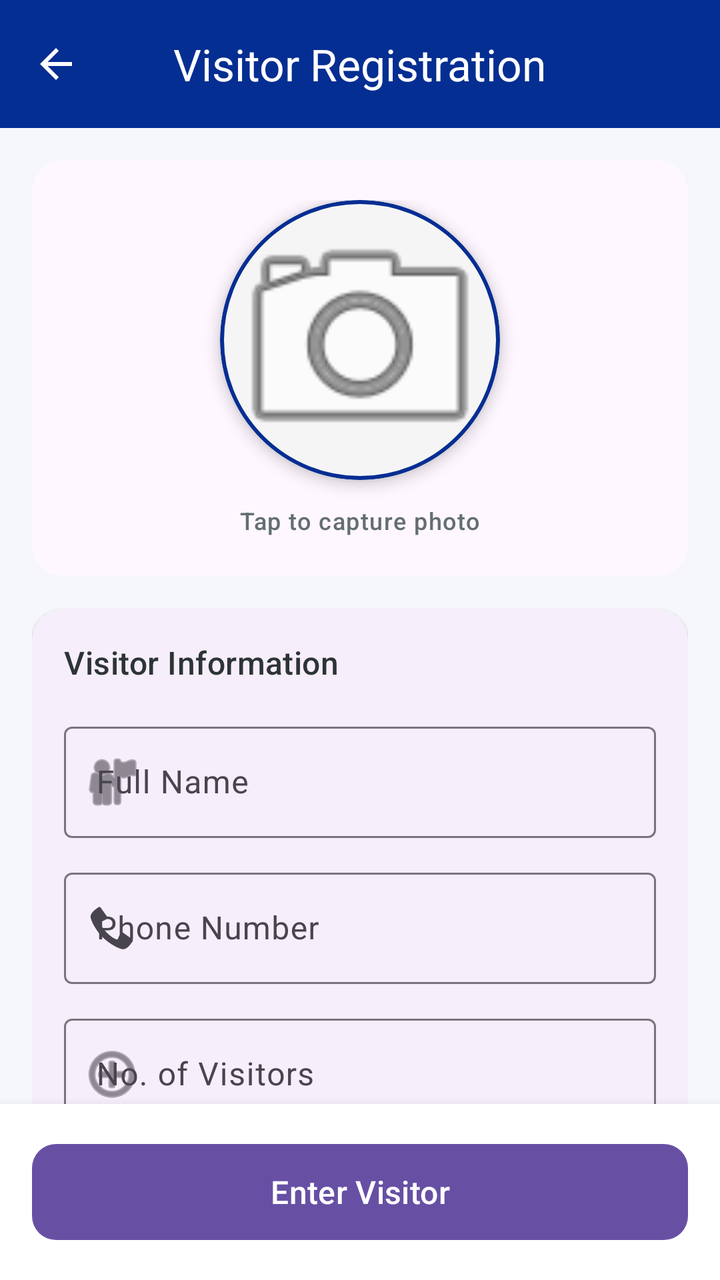
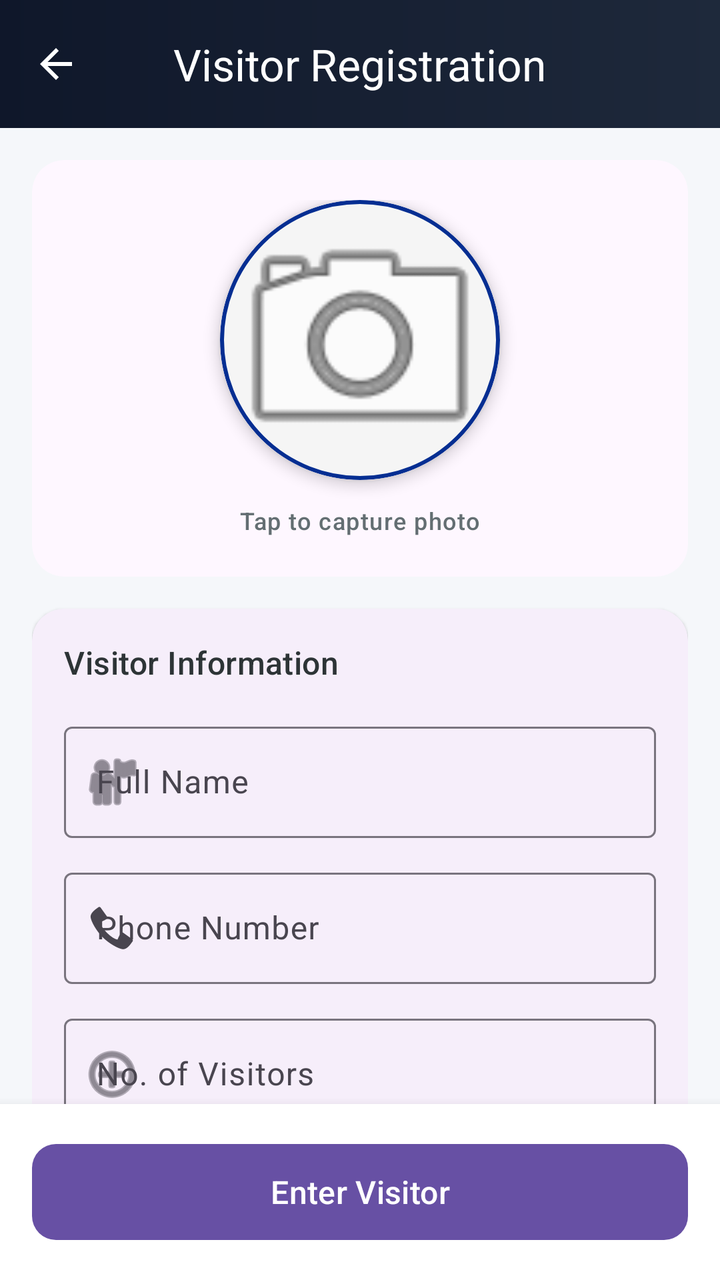

The first picture is an Android layout as it rendered before a commit; the second is the same layout after the commit. The layout source and the unified diff follow.
<!-- AndroidManifest.xml: application theme Theme.DigitalPass -->
<!-- res/layout/activity_enter_visitor.xml -->
<?xml version="1.0" encoding="utf-8"?>
<androidx.constraintlayout.widget.ConstraintLayout xmlns:android="http://schemas.android.com/apk/res/android"
    xmlns:app="http://schemas.android.com/apk/res-auto"
    xmlns:tools="http://schemas.android.com/tools"
    android:id="@+id/main"
    android:layout_width="match_parent"
    android:layout_height="match_parent"
    android:background="#F5F7FA"
    tools:context=".EnterVisitor">

    <com.google.android.material.appbar.AppBarLayout
        android:id="@+id/appBarLayout"
        android:layout_width="match_parent"
        android:layout_height="wrap_content"
        android:background="#052E92"
        app:layout_constraintTop_toTopOf="parent">

        <com.google.android.material.appbar.MaterialToolbar
            android:id="@+id/toolbar"
            android:layout_width="match_parent"
            android:layout_height="?attr/actionBarSize"
            app:navigationIcon="?attr/homeAsUpIndicator"
            app:navigationIconTint="#FFFFFF"
            app:title="Visitor Registration"
            app:titleTextColor="#FFFFFF"
            app:titleCentered="true">

            <ImageView
                android:id="@+id/editButtonBySecurity"
                android:layout_width="40dp"
                android:layout_height="40dp"
                android:layout_gravity="end"
                android:layout_marginEnd="16dp"
                android:background="?attr/selectableItemBackgroundBorderless"
                android:contentDescription="Edit"
                android:padding="8dp"
                android:src="@android:drawable/ic_menu_edit"
                android:visibility="gone"
                app:tint="#FFFFFF" />

        </com.google.android.material.appbar.MaterialToolbar>
    </com.google.android.material.appbar.AppBarLayout>

    <androidx.core.widget.NestedScrollView
        android:layout_width="match_parent"
        android:layout_height="0dp"
        android:fillViewport="true"
        app:layout_constraintBottom_toTopOf="@id/bottomActionContainer"
        app:layout_constraintTop_toBottomOf="@id/appBarLayout">

        <LinearLayout
            android:layout_width="match_parent"
            android:layout_height="wrap_content"
            android:orientation="vertical"
            android:padding="16dp">

            
            <com.google.android.material.card.MaterialCardView
                android:id="@+id/metadataCard"
                android:layout_width="match_parent"
                android:layout_height="wrap_content"
                android:layout_marginBottom="16dp"
                android:visibility="gone"
                app:cardCornerRadius="16dp"
                app:cardElevation="1dp"
                app:strokeWidth="0dp">

                <LinearLayout
                    android:layout_width="match_parent"
                    android:layout_height="wrap_content"
                    android:orientation="vertical"
                    android:padding="16dp">

                    <LinearLayout
                        android:layout_width="match_parent"
                        android:layout_height="wrap_content"
                        android:orientation="horizontal">

                        <LinearLayout
                            android:layout_width="0dp"
                            android:layout_height="wrap_content"
                            android:layout_weight="1"
                            android:orientation="vertical">

                            <TextView
                                android:layout_width="wrap_content"
                                android:layout_height="wrap_content"
                                android:text="Visitor ID"
                                android:textAllCaps="true"
                                android:textAppearance="@style/TextAppearance.Material3.LabelSmall"
                                android:textColor="#636E72" />

                            <TextView
                                android:id="@+id/visitorIdText"
                                android:layout_width="wrap_content"
                                android:layout_height="wrap_content"
                                android:text="---"
                                android:textAppearance="@style/TextAppearance.Material3.BodyLarge"
                                android:textColor="#2D3436" />
                        </LinearLayout>

                        <LinearLayout
                            android:layout_width="wrap_content"
                            android:layout_height="wrap_content"
                            android:gravity="end"
                            android:orientation="vertical">

                            <TextView
                                android:layout_width="wrap_content"
                                android:layout_height="wrap_content"
                                android:text="Status"
                                android:textAllCaps="true"
                                android:textAppearance="@style/TextAppearance.Material3.LabelSmall"
                                android:textColor="#636E72" />

                            <TextView
                                android:id="@+id/visitorStatus"
                                android:layout_width="wrap_content"
                                android:layout_height="wrap_content"
                                android:layout_marginTop="2dp"
                                android:background="@drawable/spinner_background"
                                android:paddingHorizontal="12dp"
                                android:paddingVertical="4dp"
                                android:text="New Entry"
                                android:textAppearance="@style/TextAppearance.Material3.LabelLarge"
                                android:textColor="#052E92" />
                        </LinearLayout>
                    </LinearLayout>

                    <View
                        android:layout_width="match_parent"
                        android:layout_height="1dp"
                        android:layout_marginVertical="12dp"
                        android:background="#EEEEEE" />

                    <LinearLayout
                        android:layout_width="match_parent"
                        android:layout_height="wrap_content"
                        android:orientation="horizontal">

                        <LinearLayout
                            android:layout_width="0dp"
                            android:layout_height="wrap_content"
                            android:layout_weight="1"
                            android:orientation="vertical">

                            <TextView
                                android:layout_width="wrap_content"
                                android:layout_height="wrap_content"
                                android:text="Entry Date"
                                android:textAllCaps="true"
                                android:textAppearance="@style/TextAppearance.Material3.LabelSmall"
                                android:textColor="#636E72" />

                            <TextView
                                android:id="@+id/entryDateText"
                                android:layout_width="wrap_content"
                                android:layout_height="wrap_content"
                                android:text="Today"
                                android:textAppearance="@style/TextAppearance.Material3.BodyLarge"
                                android:textColor="#2D3436" />
                        </LinearLayout>

                        <LinearLayout
                            android:layout_width="0dp"
                            android:layout_height="wrap_content"
                            android:layout_weight="1"
                            android:gravity="end"
                            android:orientation="vertical">

                            <TextView
                                android:layout_width="wrap_content"
                                android:layout_height="wrap_content"
                                android:text="Campus"
                                android:textAllCaps="true"
                                android:textAppearance="@style/TextAppearance.Material3.LabelSmall"
                                android:textColor="#636E72" />

                            <TextView
                                android:id="@+id/campusText"
                                android:layout_width="wrap_content"
                                android:layout_height="wrap_content"
                                android:text="Main Campus"
                                android:textAppearance="@style/TextAppearance.Material3.BodyLarge"
                                android:textColor="#2D3436" />
                        </LinearLayout>
                    </LinearLayout>
                </LinearLayout>
            </com.google.android.material.card.MaterialCardView>

            
            <com.google.android.material.card.MaterialCardView
                android:layout_width="match_parent"
                android:layout_height="wrap_content"
                android:layout_marginBottom="16dp"
                app:cardCornerRadius="16dp"
                app:cardElevation="0dp"
                app:strokeWidth="0dp">

                <LinearLayout
                    android:layout_width="match_parent"
                    android:layout_height="wrap_content"
                    android:gravity="center"
                    android:orientation="vertical"
                    android:padding="20dp">

                    <com.google.android.material.card.MaterialCardView
                        android:layout_width="140dp"
                        android:layout_height="140dp"
                        app:cardCornerRadius="70dp"
                        app:cardElevation="4dp"
                        app:strokeColor="#052E92"
                        app:strokeWidth="2dp">

                        <com.google.android.material.imageview.ShapeableImageView
                            android:id="@+id/visitorSecurityEnterImg"
                            android:layout_width="match_parent"
                            android:layout_height="match_parent"
                            android:background="#F5F5F5"
                            android:scaleType="centerCrop"
                            android:src="@android:drawable/ic_menu_camera"
                            app:shapeAppearanceOverlay="@style/CircleImageView" />
                    </com.google.android.material.card.MaterialCardView>

                    <TextView
                        android:id="@+id/tapToCaptureHint"
                        android:layout_width="wrap_content"
                        android:layout_height="wrap_content"
                        android:layout_marginTop="12dp"
                        android:text="Tap to capture photo"
                        android:textAppearance="@style/TextAppearance.Material3.LabelMedium"
                        android:textColor="#636E72" />
                </LinearLayout>
            </com.google.android.material.card.MaterialCardView>

            
            <com.google.android.material.card.MaterialCardView
                android:layout_width="match_parent"
                android:layout_height="wrap_content"
                android:layout_marginBottom="16dp"
                app:cardCornerRadius="16dp"
                app:cardElevation="1dp"
                app:strokeWidth="0dp">

                <LinearLayout
                    android:layout_width="match_parent"
                    android:layout_height="wrap_content"
                    android:orientation="vertical"
                    android:padding="16dp">

                    <TextView
                        android:layout_width="wrap_content"
                        android:layout_height="wrap_content"
                        android:layout_marginBottom="16dp"
                        android:text="Visitor Information"
                        android:textAppearance="@style/TextAppearance.Material3.TitleMedium"
                        android:textColor="#2D3436" />

                    <com.google.android.material.textfield.TextInputLayout
                        android:id="@+id/nameInputLayout"
                        style="@style/Widget.Material3.TextInputLayout.OutlinedBox"
                        android:layout_width="match_parent"
                        android:layout_height="wrap_content"
                        android:layout_marginBottom="12dp"
                        app:startIconDrawable="@android:drawable/ic_menu_myplaces">

                        <com.google.android.material.textfield.TextInputEditText
                            android:id="@+id/visitorName"
                            android:layout_width="match_parent"
                            android:layout_height="wrap_content"
                            android:hint="Full Name"
                            android:inputType="textPersonName" />
                    </com.google.android.material.textfield.TextInputLayout>

                    <com.google.android.material.textfield.TextInputLayout
                        android:id="@+id/phoneInputLayout"
                        style="@style/Widget.Material3.TextInputLayout.OutlinedBox"
                        android:layout_width="match_parent"
                        android:layout_height="wrap_content"
                        android:layout_marginBottom="12dp"
                        app:startIconDrawable="@android:drawable/stat_sys_phone_call">

                        <com.google.android.material.textfield.TextInputEditText
                            android:id="@+id/visitorPhone"
                            android:layout_width="match_parent"
                            android:layout_height="wrap_content"
                            android:hint="Phone Number"
                            android:maxLength="10"
                            android:inputType="phone" />
                    </com.google.android.material.textfield.TextInputLayout>

                    <com.google.android.material.textfield.TextInputLayout
                        android:id="@+id/visitorNumberInputLayout"
                        style="@style/Widget.Material3.TextInputLayout.OutlinedBox"
                        android:layout_width="match_parent"
                        android:layout_height="wrap_content"
                        app:startIconDrawable="@android:drawable/ic_menu_add">

                        <com.google.android.material.textfield.TextInputEditText
                            android:id="@+id/visitorNumber"
                            android:layout_width="match_parent"
                            android:layout_height="wrap_content"
                            android:hint="No. of Visitors"
                            android:inputType="number" />
                    </com.google.android.material.textfield.TextInputLayout>
                </LinearLayout>
            </com.google.android.material.card.MaterialCardView>

            
            <com.google.android.material.card.MaterialCardView
                android:layout_width="match_parent"
                android:layout_height="wrap_content"
                android:layout_marginBottom="16dp"
                app:cardCornerRadius="16dp"
                app:cardElevation="1dp"
                app:strokeWidth="0dp">

                <LinearLayout
                    android:layout_width="match_parent"
                    android:layout_height="wrap_content"
                    android:orientation="vertical"
                    android:padding="16dp">

                    <TextView
                        android:layout_width="wrap_content"
                        android:layout_height="wrap_content"
                        android:layout_marginBottom="16dp"
                        android:text="Visit Details"
                        android:textAppearance="@style/TextAppearance.Material3.TitleMedium"
                        android:textColor="#2D3436" />

                    <com.google.android.material.textfield.TextInputLayout
                        android:id="@+id/reasonInputLayout"
                        style="@style/Widget.Material3.TextInputLayout.OutlinedBox"
                        android:layout_width="match_parent"
                        android:layout_height="wrap_content"
                        android:layout_marginBottom="20dp"
                        app:startIconDrawable="@android:drawable/ic_menu_help">

                        <com.google.android.material.textfield.TextInputEditText
                            android:id="@+id/visitorReason"
                            android:layout_width="match_parent"
                            android:layout_height="wrap_content"
                            android:hint="Purpose of Visit" />
                    </com.google.android.material.textfield.TextInputLayout>

                    <TextView
                        android:layout_width="wrap_content"
                        android:layout_height="wrap_content"
                        android:layout_marginBottom="12dp"
                        android:text="Whom to Meet?"
                        android:textAppearance="@style/TextAppearance.Material3.LabelLarge"
                        android:textColor="#636E72" />

                    <com.google.android.material.card.MaterialCardView
                        android:layout_width="match_parent"
                        android:layout_height="wrap_content"
                        android:layout_marginBottom="12dp"
                        app:cardCornerRadius="8dp"
                        app:cardElevation="0dp"
                        app:strokeColor="#DDDDDD"
                        app:strokeWidth="1dp">

                        <SearchView
                            android:id="@+id/memberSearchToSelectMember"
                            android:layout_width="match_parent"
                            android:layout_height="wrap_content"
                            android:iconifiedByDefault="false"
                            android:queryBackground="@android:color/transparent"
                            android:queryHint="Search host..." />
                    </com.google.android.material.card.MaterialCardView>

                    <Spinner
                        android:id="@+id/departmentSpinner"
                        android:layout_width="match_parent"
                        android:layout_height="52dp"
                        android:layout_marginBottom="8dp"
                        android:background="@drawable/spinner_background"
                        android:paddingHorizontal="8dp" />

                    <TextView
                        android:id="@+id/unselectMemberText"
                        android:layout_width="wrap_content"
                        android:layout_height="wrap_content"
                        android:layout_gravity="end"
                        android:layout_marginBottom="8dp"
                        android:text="Clear Selection"
                        android:textAppearance="@style/TextAppearance.Material3.LabelLarge"
                        android:textColor="#D63031"
                        android:visibility="gone" />

                    <androidx.recyclerview.widget.RecyclerView
                        android:id="@+id/memberSearchBySecurityRecyclerView"
                        android:layout_width="match_parent"
                        android:layout_height="wrap_content"
                        android:nestedScrollingEnabled="false"
                        tools:itemCount="1"
                        tools:listitem="@layout/historyitem" />
                </LinearLayout>
            </com.google.android.material.card.MaterialCardView>

            
            <com.google.android.material.card.MaterialCardView
                android:layout_width="match_parent"
                android:layout_height="wrap_content"
                android:layout_marginBottom="16dp"
                app:cardCornerRadius="16dp"
                app:cardElevation="0dp"
                app:strokeWidth="0dp">

                <LinearLayout
                    android:layout_width="match_parent"
                    android:layout_height="wrap_content"
                    android:orientation="vertical"
                    android:padding="8dp">

                    <com.google.android.material.button.MaterialButton
                        android:id="@+id/otherInformation"
                        style="@style/Widget.Material3.Button.TextButton"
                        android:layout_width="match_parent"
                        android:layout_height="wrap_content"
                        android:text="Additional Information"
                        android:textAlignment="viewStart"
                        android:textColor="#636E72"
                        app:icon="@android:drawable/arrow_down_float" />

                    <TextView
                        android:id="@+id/otherInformationDescription"
                        android:layout_width="match_parent"
                        android:layout_height="wrap_content"
                        android:paddingHorizontal="16dp"
                        android:paddingBottom="8dp"
                        android:textAppearance="@style/TextAppearance.Material3.BodyMedium"
                        android:textColor="#636E72"
                        android:visibility="gone" />
                </LinearLayout>
            </com.google.android.material.card.MaterialCardView>

        </LinearLayout>
    </androidx.core.widget.NestedScrollView>

    <FrameLayout
        android:id="@+id/bottomActionContainer"
        android:layout_width="match_parent"
        android:layout_height="wrap_content"
        android:background="@color/white"
        android:elevation="8dp"
        android:padding="16dp"
        app:layout_constraintBottom_toBottomOf="parent">

        <com.google.android.material.button.MaterialButton
            android:id="@+id/enterVisitorButton"
            style="@style/Widget.Material3.Button"
            android:layout_width="match_parent"
            android:layout_height="56dp"
            android:text="Enter Visitor"
            android:textSize="16sp"
            app:cornerRadius="12dp" />
    </FrameLayout>

    <com.example.digitalpass.CustomProgressBar
        android:id="@+id/customProgressBar"
        android:layout_width="200dp"
        android:layout_height="200dp"
        android:visibility="gone"
        app:layout_constraintBottom_toBottomOf="parent"
        app:layout_constraintEnd_toEndOf="parent"
        app:layout_constraintStart_toStartOf="parent"
        app:layout_constraintTop_toTopOf="parent" />

</androidx.constraintlayout.widget.ConstraintLayout>
<!-- res/layout/historyitem.xml (included above) -->
<?xml version="1.0" encoding="utf-8"?>
<com.google.android.material.card.MaterialCardView xmlns:android="http://schemas.android.com/apk/res/android"
    xmlns:app="http://schemas.android.com/apk/res-auto"
    xmlns:tools="http://schemas.android.com/tools"
    android:id="@+id/historyItemCompleteLayout"
    android:layout_width="match_parent"
    android:layout_height="wrap_content"
    android:layout_marginHorizontal="16dp"
    android:layout_marginVertical="6dp"
    android:clickable="true"
    android:focusable="true"
    android:visibility="visible"
    app:cardCornerRadius="12dp"
    app:cardElevation="1dp"
    app:strokeWidth="0dp">

    <androidx.constraintlayout.widget.ConstraintLayout
        android:layout_width="match_parent"
        android:layout_height="wrap_content"
        android:padding="12dp">

        <com.google.android.material.imageview.ShapeableImageView
            android:id="@+id/memberImage"
            android:layout_width="56dp"
            android:layout_height="56dp"
            android:scaleType="centerCrop"
            android:src="@drawable/user_icon"
            app:layout_constraintBottom_toBottomOf="parent"
            app:layout_constraintStart_toStartOf="parent"
            app:layout_constraintTop_toTopOf="parent"
            app:shapeAppearanceOverlay="@style/CircleImageView" />

        <TextView
            android:id="@+id/memberName"
            android:layout_width="0dp"
            android:layout_height="wrap_content"
            android:layout_marginStart="16dp"
            android:ellipsize="end"
            android:maxLines="1"
            android:text="Member Name"
            android:textAppearance="@style/TextAppearance.Material3.TitleMedium"
            android:textColor="#2D3436"
            app:layout_constraintEnd_toEndOf="parent"
            app:layout_constraintStart_toEndOf="@id/memberImage"
            app:layout_constraintTop_toTopOf="@id/memberImage"
            app:layout_constraintVertical_chainStyle="packed" />

        <TextView
            android:id="@+id/memberRole"
            android:layout_width="0dp"
            android:layout_height="wrap_content"
            android:layout_marginTop="2dp"
            android:text="Member Role"
            android:textAppearance="@style/TextAppearance.Material3.BodyMedium"
            android:textColor="#636E72"
            app:layout_constraintEnd_toEndOf="parent"
            app:layout_constraintStart_toStartOf="@id/memberName"
            app:layout_constraintTop_toBottomOf="@id/memberName" />

        <TextView
            android:id="@+id/applyDateTime"
            android:layout_width="0dp"
            android:layout_height="wrap_content"
            android:text="Date time"
            android:textAppearance="@style/TextAppearance.Material3.BodyMedium"
            android:textColor="#636E72"
            android:visibility="gone"
            app:layout_constraintEnd_toEndOf="parent"
            app:layout_constraintStart_toStartOf="@id/memberName"
            app:layout_constraintTop_toBottomOf="@+id/memberRole" />

    </androidx.constraintlayout.widget.ConstraintLayout>

</com.google.android.material.card.MaterialCardView>
<!-- resources referenced by this layout -->
<resources>
  <color name="white">#FFFFFFFF</color>
  <!-- drawable spinner_background (drawable) -->
  <?xml version="1.0" encoding="utf-8"?>
  <selector xmlns:android="http://schemas.android.com/apk/res/android">
      <item>
          <shape android:shape="rectangle">
              
              <solid android:color="#FFFFFF" />
  
              
              <stroke
                  android:width="1dp"
                  android:color="#757575" />
  
              
              <corners android:radius="12dp" />
  
              
              <padding
                  android:bottom="8dp"
                  android:left="12dp"
                  android:right="12dp"
                  android:top="8dp" />
          </shape>
      </item>
  </selector>
  <!-- drawable user_icon: png bitmap (drawable, 5769 bytes) -->
  <style name="CircleImageView">
          <item name="cornerSize">50%</item>
      </style>
  <style name="Theme.DigitalPass" parent="Base.Theme.DigitalPass" />
  <style name="Base.Theme.DigitalPass" parent="Theme.Material3.Light.NoActionBar">
          
          
      </style>
</resources>

<!-- the commit's change to res/layout/activity_enter_visitor.xml (unified diff, before → after) -->
@@ -12,13 +12,14 @@
         android:id="@+id/appBarLayout"
         android:layout_width="match_parent"
         android:layout_height="wrap_content"
-        android:background="#052E92"
+        android:background="#00000000"
         app:layout_constraintTop_toTopOf="parent">
 
         <com.google.android.material.appbar.MaterialToolbar
             android:id="@+id/toolbar"
             android:layout_width="match_parent"
             android:layout_height="?attr/actionBarSize"
+            android:background="@drawable/appbar_gradient_bg"
             app:navigationIcon="?attr/homeAsUpIndicator"
             app:navigationIconTint="#FFFFFF"
             app:title="Visitor Registration"
<!-- resource entries referenced after the edit -->
@@ -1,6 +1,16 @@
 <!-- resources referenced by this layout -->
 <resources>
   <color name="white">#FFFFFFFF</color>
+  <!-- drawable appbar_gradient_bg (drawable) -->
+  <?xml version="1.0" encoding="utf-8"?>
+  <shape xmlns:android="http://schemas.android.com/apk/res/android"
+      android:shape="rectangle">
+      <gradient
+          android:startColor="#0F172A"
+          android:endColor="#1E293B"
+          android:angle="0"
+          android:type="linear" />
+  </shape>
   <!-- drawable spinner_background (drawable) -->
   <?xml version="1.0" encoding="utf-8"?>
   <selector xmlns:android="http://schemas.android.com/apk/res/android">
